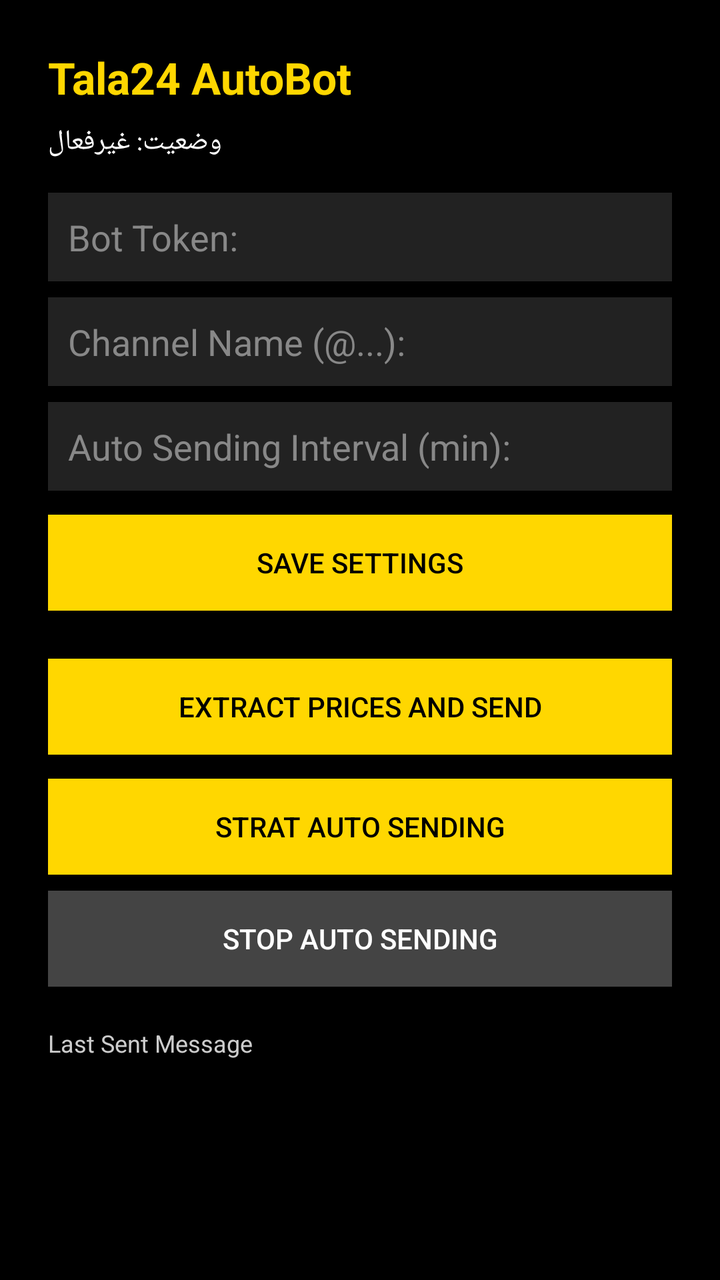
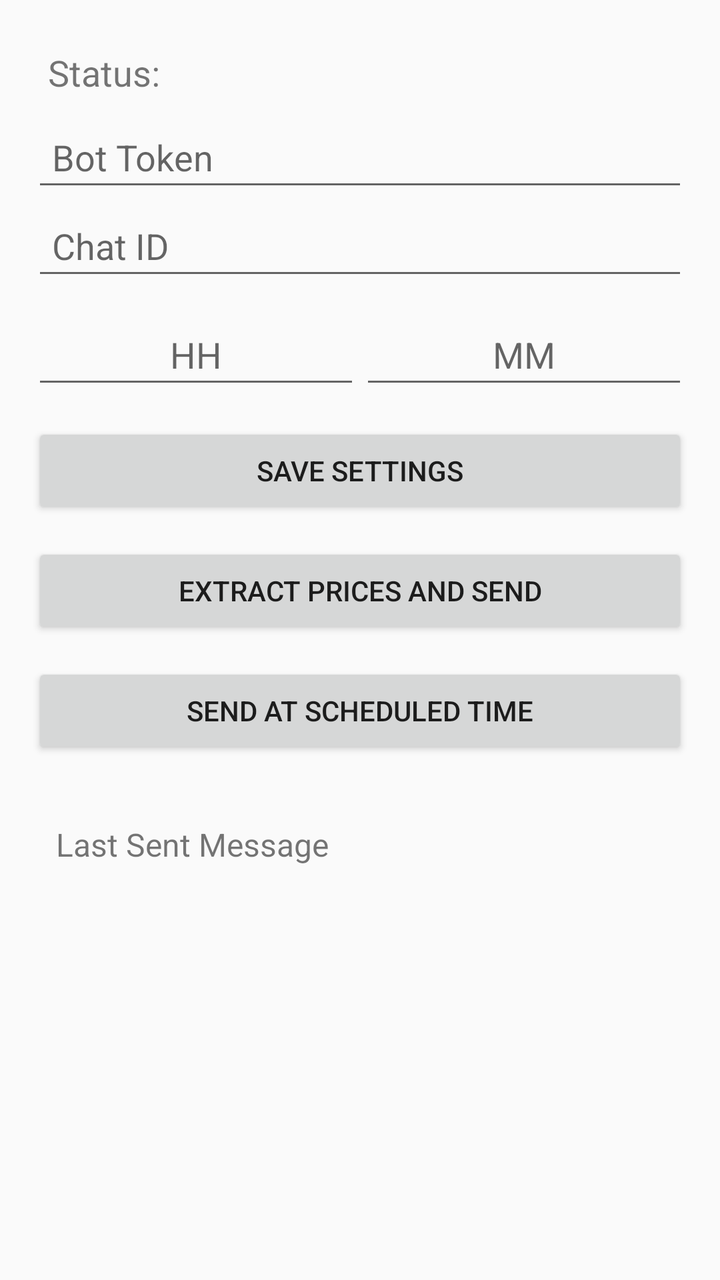

Compare the two renders of this Android layout. The source of the first and the diff that turns it into the second are given below.
<!-- AndroidManifest.xml: application theme Theme.AppCompat.Light.NoActionBar -->
<!-- res/layout/activity_main.xml -->
<?xml version="1.0" encoding="utf-8"?>
<ScrollView xmlns:android="http://schemas.android.com/apk/res/android"
    android:background="#000000"
    android:layout_width="match_parent"
    android:layout_height="match_parent">

    <LinearLayout
        android:orientation="vertical"
        android:padding="24dp"
        android:layout_width="match_parent"
        android:layout_height="wrap_content">

        <TextView
            android:id="@+id/txtTitle"
            android:text="Tala24 AutoBot"
            android:textColor="#FFD700"
            android:textSize="22sp"
            android:textStyle="bold"
            android:layout_width="wrap_content"
            android:layout_height="wrap_content" />

        <TextView
            android:id="@+id/txtStatus"
            android:text="وضعیت: غیرفعال"
            android:textColor="#FFFFFF"
            android:textSize="14sp"
            android:layout_marginTop="8dp"
            android:layout_width="wrap_content"
            android:layout_height="wrap_content" />

        <EditText
            android:id="@+id/edtToken"
            android:hint="Bot Token:"
            android:textColor="#FFFFFF"
            android:textColorHint="#888888"
            android:background="#222222"
            android:padding="10dp"
            android:layout_marginTop="16dp"
            android:layout_width="match_parent"
            android:layout_height="wrap_content" />

        <EditText
            android:id="@+id/edtChatId"
            android:hint="Channel Name (@...):"
            android:textColor="#FFFFFF"
            android:textColorHint="#888888"
            android:background="#222222"
            android:padding="10dp"
            android:layout_marginTop="8dp"
            android:layout_width="match_parent"
            android:layout_height="wrap_content" />

        <EditText
            android:id="@+id/edtInterval"
            android:hint="Auto Sending Interval (min):"
            android:inputType="number"
            android:textColor="#FFFFFF"
            android:textColorHint="#888888"
            android:background="#222222"
            android:padding="10dp"
            android:layout_marginTop="8dp"
            android:layout_width="match_parent"
            android:layout_height="wrap_content" />

        <Button
            android:id="@+id/btnSaveSettings"
            android:text="Save Settings"
            android:background="#FFD700"
            android:textColor="#000000"
            android:layout_marginTop="12dp"
            android:layout_width="match_parent"
            android:layout_height="wrap_content" />

        <Button
            android:id="@+id/btnSendOnce"
            android:text="Extract Prices and Send"
            android:background="#FFD700"
            android:textColor="#000000"
            android:layout_marginTop="24dp"
            android:layout_width="match_parent"
            android:layout_height="wrap_content" />

        <Button
            android:id="@+id/btnStartAuto"
            android:text="Strat Auto Sending"
            android:background="#FFD700"
            android:textColor="#000000"
            android:layout_marginTop="12dp"
            android:layout_width="match_parent"
            android:layout_height="wrap_content" />

        <Button
            android:id="@+id/btnStopAuto"
            android:text="Stop Auto Sending"
            android:background="#444444"
            android:textColor="#FFFFFF"
            android:layout_marginTop="8dp"
            android:layout_width="match_parent"
            android:layout_height="wrap_content" />

        <TextView
            android:id="@+id/txtLastMessage"
            android:text="Last Sent Message"
            android:textColor="#CCCCCC"
            android:textSize="12sp"
            android:layout_marginTop="20dp"
            android:layout_width="match_parent"
            android:layout_height="wrap_content" />

    </LinearLayout>
</ScrollView>
<!-- resources referenced by this layout -->
<resources>

</resources>

<!-- the commit's change to res/layout/activity_main.xml (unified diff, before → after) -->
@@ -1,111 +1,99 @@
 <?xml version="1.0" encoding="utf-8"?>
 <ScrollView xmlns:android="http://schemas.android.com/apk/res/android"
-    android:background="#000000"
     android:layout_width="match_parent"
-    android:layout_height="match_parent">
+    android:layout_height="match_parent"
+    android:padding="16dp">
 
     <LinearLayout
-        android:orientation="vertical"
-        android:padding="24dp"
         android:layout_width="match_parent"
-        android:layout_height="wrap_content">
-
-        <TextView
-            android:id="@+id/txtTitle"
-            android:text="Tala24 AutoBot"
-            android:textColor="#FFD700"
-            android:textSize="22sp"
-            android:textStyle="bold"
-            android:layout_width="wrap_content"
-            android:layout_height="wrap_content" />
+        android:layout_height="wrap_content"
+        android:orientation="vertical">
 
         <TextView
             android:id="@+id/txtStatus"
-            android:text="وضعیت: غیرفعال"
-            android:textColor="#FFFFFF"
-            android:textSize="14sp"
-            android:layout_marginTop="8dp"
-            android:layout_width="wrap_content"
-            android:layout_height="wrap_content" />
+            android:layout_width="match_parent"
+            android:layout_height="wrap_content"
+            android:text="Status:"
+            android:textSize="18sp"
+            android:padding="8dp" />
 
         <EditText
             android:id="@+id/edtToken"
-            android:hint="Bot Token:"
-            android:textColor="#FFFFFF"
-            android:textColorHint="#888888"
-            android:background="#222222"
-            android:padding="10dp"
-            android:layout_marginTop="16dp"
             android:layout_width="match_parent"
-            android:layout_height="wrap_content" />
+            android:layout_height="wrap_content"
+            android:hint="Bot Token"
+            android:padding="10dp" />
 
         <EditText
             android:id="@+id/edtChatId"
-            android:hint="Channel Name (@...):"
-            android:textColor="#FFFFFF"
-            android:textColorHint="#888888"
-            android:background="#222222"
-            android:padding="10dp"
-            android:layout_marginTop="8dp"
             android:layout_width="match_parent"
-            android:layout_height="wrap_content" />
+            android:layout_height="wrap_content"
+            android:hint="Chat ID"
+            android:padding="10dp" />
 
-        <EditText
-            android:id="@+id/edtInterval"
-            android:hint="Auto Sending Interval (min):"
-            android:inputType="number"
-            android:textColor="#FFFFFF"
-            android:textColorHint="#888888"
-            android:background="#222222"
-            android:padding="10dp"
-            android:layout_marginTop="8dp"
+        
+        <LinearLayout
             android:layout_width="match_parent"
-            android:layout_height="wrap_content" />
+            android:layout_height="wrap_content"
+            android:orientation="horizontal"
+            android:weightSum="2"
+            android:paddingTop="10dp">
+
+            <EditText
+                android:id="@+id/edtHour"
+                android:layout_width="0dp"
+                android:layout_height="wrap_content"
+                android:layout_weight="1"
+                android:hint="HH"
+                android:gravity="center"
+                android:inputType="number"
+                android:maxLength="2"
+                android:padding="10dp" />
+
+            <EditText
+                android:id="@+id/edtMinute"
+                android:layout_width="0dp"
+                android:layout_height="wrap_content"
+                android:layout_weight="1"
+                android:hint="MM"
+                android:gravity="center"
+                android:inputType="number"
+                android:maxLength="2"
+                android:padding="10dp" />
+        </LinearLayout>
 
         <Button
             android:id="@+id/btnSaveSettings"
+            android:layout_width="match_parent"
+            android:layout_height="wrap_content"
             android:text="Save Settings"
-            android:background="#FFD700"
-            android:textColor="#000000"
-            android:layout_marginTop="12dp"
-            android:layout_width="match_parent"
-            android:layout_height="wrap_content" />
+            android:padding="12dp"
+            android:layout_marginTop="12dp" />
 
         <Button
             android:id="@+id/btnSendOnce"
+            android:layout_width="match_parent"
+            android:layout_height="wrap_content"
             android:text="Extract Prices and Send"
-            android:background="#FFD700"
-            android:textColor="#000000"
-            android:layout_marginTop="24dp"
-            android:layout_width="match_parent"
-            android:layout_height="wrap_content" />
+            android:padding="12dp"
+            android:layout_marginTop="12dp" />
 
         <Button
             android:id="@+id/btnStartAuto"
-            android:text="Strat Auto Sending"
-            android:background="#FFD700"
-            android:textColor="#000000"
-            android:layout_marginTop="12dp"
             android:layout_width="match_parent"
-            android:layout_height="wrap_content" />
-
-        <Button
-            android:id="@+id/btnStopAuto"
-            android:text="Stop Auto Sending"
-            android:background="#444444"
-            android:textColor="#FFFFFF"
-            android:layout_marginTop="8dp"
-            android:layout_width="match_parent"
-            android:layout_height="wrap_content" />
+            android:layout_height="wrap_content"
+            android:text="Send at Scheduled Time"
+            android:padding="12dp"
+            android:layout_marginTop="12dp" />
 
         <TextView
             android:id="@+id/txtLastMessage"
+            android:layout_width="match_parent"
+            android:layout_height="wrap_content"
             android:text="Last Sent Message"
-            android:textColor="#CCCCCC"
-            android:textSize="12sp"
-            android:layout_marginTop="20dp"
-            android:layout_width="match_parent"
-            android:layout_height="wrap_content" />
+            android:textSize="16sp"
+            android:padding="12dp"
+            android:layout_marginTop="20dp" />
 
     </LinearLayout>
 </ScrollView>
